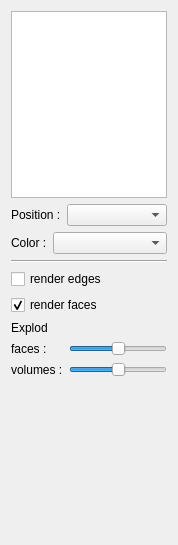
cgogn/CGoGN, file SCHNApps/Plugins/renderExplod/forms/renderExplod.ui: the form before one commit.
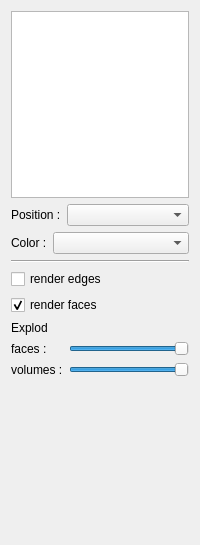
The form after the commit.

Patch:
```diff
--- a/SCHNApps/Plugins/renderExplod/forms/renderExplod.ui
+++ b/SCHNApps/Plugins/renderExplod/forms/renderExplod.ui
@@ -6,7 +6,7 @@
    <rect>
     <x>0</x>
     <y>0</y>
-    <width>174</width>
+    <width>200</width>
     <height>545</height>
    </rect>
   </property>
@@ -101,7 +101,7 @@
      <item row="1" column="1">
       <widget class="QSlider" name="slider_facesScaleFactor">
        <property name="value">
-        <number>50</number>
+        <number>99</number>
        </property>
        <property name="orientation">
         <enum>Qt::Horizontal</enum>
@@ -118,7 +118,7 @@
      <item row="2" column="1">
       <widget class="QSlider" name="slider_volumesScaleFactor">
        <property name="value">
-        <number>50</number>
+        <number>99</number>
        </property>
        <property name="orientation">
         <enum>Qt::Horizontal</enum>
```
